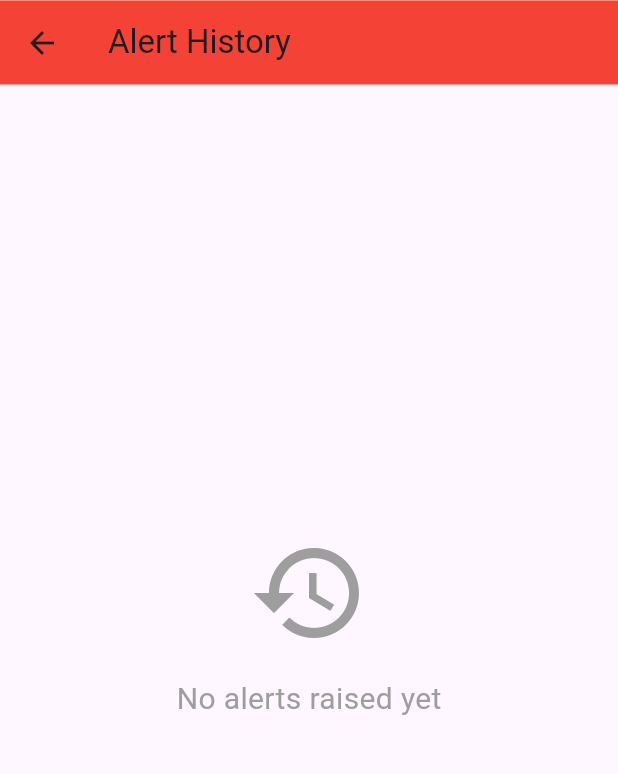
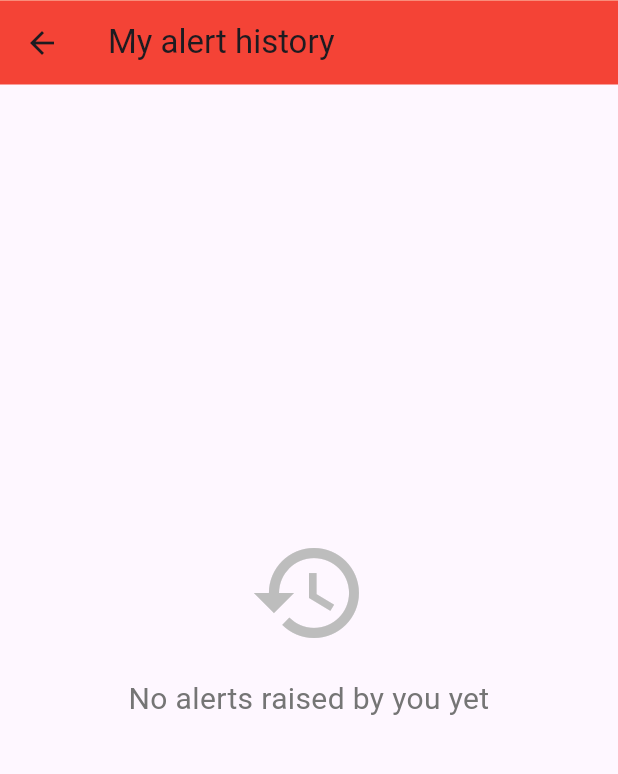
Before and after one commit to ronak-hub/SafeStayRapid-prototype, a Flutter app: the GuestHomeScreen screen opened directly, after a tap on the "history" icon, on a phone screen of 412 x 824 dp, the part 67-841 px from its top. Run offline on Flutter 3.47's test engine with Material 3 defaults, Android fonts, the phone set to English and light mode, and no system bars; our stand-ins replace cloud_firestore, firebase_auth, firebase_core, firebase_messaging, geolocator; accounts and stored records are empty.

Commit message:
Alert history: manager sees all alerts, guest sees own only
- AlertHistoryScreen(showAllAlerts) with scoped queries and richer rows
- Manager app bar history icon opens all-venue history (limit 500)
- Firestore index: raisedBy + timestamp for guest history query

Co-authored-by: Cursor <cursoragent@cursor.com>

```diff
--- a/lib/screens/alert_history_screen.dart
+++ b/lib/screens/alert_history_screen.dart
@@ -2,8 +2,15 @@ import 'package:cloud_firestore/cloud_firestore.dart';
 import 'package:firebase_auth/firebase_auth.dart';
 import 'package:flutter/material.dart';
 
+/// Guest/customer: [showAllAlerts] is false — only alerts raised by this user.
+/// Manager: [showAllAlerts] is true — entire venue alert history (newest first).
 class AlertHistoryScreen extends StatelessWidget {
-  const AlertHistoryScreen({super.key});
+  const AlertHistoryScreen({
+    super.key,
+    this.showAllAlerts = false,
+  });
+
+  final bool showAllAlerts;
 
   @override
   Widget build(BuildContext context) {
@@ -11,25 +18,65 @@ class AlertHistoryScreen extends StatelessWidget {
 
     if (user == null) {
       return const Scaffold(
-        body: Center(child: Text("Please log in to see history")),
+        body: Center(child: Text('Please log in to see history')),
       );
     }
 
-    return Scaffold(
-      appBar: AppBar(
-        title: const Text("Alert History"),
-        backgroundColor: Colors.red,
-      ),
-      body: StreamBuilder<QuerySnapshot>(
+    if (!showAllAlerts) {
+      return _HistoryScaffold(
+        title: 'My alert history',
         stream: FirebaseFirestore.instance
             .collection('alerts')
             .where('raisedBy', isEqualTo: user.uid)
             .orderBy('timestamp', descending: true)
             .snapshots(),
+        showRaiser: false,
+      );
+    }
+
+    return _HistoryScaffold(
+      title: 'All alert history',
+      stream: FirebaseFirestore.instance
+          .collection('alerts')
+          .orderBy('timestamp', descending: true)
+          .limit(500)
+          .snapshots(),
+      showRaiser: true,
+    );
+  }
+}
+
+class _HistoryScaffold extends StatelessWidget {
+  const _HistoryScaffold({
+    required this.title,
+    required this.stream,
+    required this.showRaiser,
+  });
+
+  final String title;
+  final Stream<QuerySnapshot<Map<String, dynamic>>> stream;
+  final bool showRaiser;
+
+  @override
+  Widget build(BuildContext context) {
+    return Scaffold(
+      appBar: AppBar(
+        title: Text(title),
+        backgroundColor: Colors.red,
+      ),
+      body: StreamBuilder<QuerySnapshot<Map<String, dynamic>>>(
+        stream: stream,
         builder: (context, snapshot) {
           if (snapshot.hasError) {
             return Center(
-              child: Text("Error: ${snapshot.error}"),
+              child: Padding(
+                padding: const EdgeInsets.all(24),
+                child: Text(
+                  'Error: ${snapshot.error}\n'
+                  'If this mentions an index, deploy Firestore indexes.',
+                  textAlign: TextAlign.center,
+                ),
+              ),
             );
           }
 
@@ -38,15 +85,16 @@ class AlertHistoryScreen extends StatelessWidget {
           }
 
           if (!snapshot.hasData || snapshot.data!.docs.isEmpty) {
-            return const Center(
+            return Center(
               child: Column(
                 mainAxisAlignment: MainAxisAlignment.center,
                 children: [
-                  Icon(Icons.history, size: 80, color: Colors.grey),
-                  SizedBox(height: 16),
+                  Icon(Icons.history, size: 80, color: Colors.grey.shade400),
+                  const SizedBox(height: 16),
                   Text(
-                    "No alerts raised yet",
-                    style: TextStyle(fontSize: 20, color: Colors.grey),
+                    showRaiser ? 'No alerts in history yet' : 'No alerts raised by you yet',
+                    style: TextStyle(fontSize: 20, color: Colors.grey.shade600),
+                    textAlign: TextAlign.center,
                   ),
                 ],
               ),
@@ -59,31 +107,43 @@ class AlertHistoryScreen extends StatelessWidget {
             padding: const EdgeInsets.all(12),
             itemCount: alerts.length,
             itemBuilder: (context, index) {
-              final data = alerts[index].data() as Map<String, dynamic>;
+              final data = alerts[index].data();
               final type = data['type'] ?? 'UNKNOWN';
               final timestamp = (data['timestamp'] as Timestamp?)?.toDate();
               final timeStr = timestamp != null
-                  ? "${timestamp.hour}:${timestamp.minute.toString().padLeft(2, '0')} • ${timestamp.day}/${timestamp.month}/${timestamp.year}"
+                  ? '${timestamp.hour}:${timestamp.minute.toString().padLeft(2, '0')} • '
+                      '${timestamp.day}/${timestamp.month}/${timestamp.year}'
                   : 'Just now';
               final location = data['location'] ?? 'Not specified';
-              final status = data['status'] ?? 'active';
+              final status = (data['status'] ?? 'active').toString();
+              final email = data['raisedByEmail'] ?? 'Unknown';
+              final userType = data['userType'] ?? '';
+
+              final subtitle = StringBuffer('Time: $timeStr\nLocation: $location');
+              if (showRaiser) {
+                subtitle.write('\nRaised by: $email');
+                if (userType.toString().isNotEmpty) {
+                  subtitle.write(' ($userType)');
+                }
+              }
 
               return Card(
                 margin: const EdgeInsets.only(bottom: 12),
                 elevation: 2,
                 shape: RoundedRectangleBorder(borderRadius: BorderRadius.circular(12)),
                 child: ListTile(
+                  isThreeLine: showRaiser,
                   leading: Icon(
                     Icons.warning_amber_rounded,
                     color: status == 'active' ? Colors.red : Colors.green,
                     size: 40,
                   ),
                   title: Text(
-                    "$type Alert",
+                    '$type Alert',
                     style: const TextStyle(fontWeight: FontWeight.bold),
                   ),
                   subtitle: Text(
-                    "Time: $timeStr\nLocation: $location",
+                    subtitle.toString(),
                     style: const TextStyle(fontSize: 14),
                   ),
                   trailing: Chip(
@@ -92,6 +152,7 @@ class AlertHistoryScreen extends StatelessWidget {
                       style: TextStyle(
                         color: status == 'active' ? Colors.red : Colors.green,
                         fontWeight: FontWeight.bold,
+                        fontSize: 11,
                       ),
                     ),
                     backgroundColor: status == 'active' ? Colors.red[50] : Colors.green[50],
--- a/lib/screens/guest_home_screen.dart
+++ b/lib/screens/guest_home_screen.dart
@@ -104,6 +104,7 @@ class _GuestHomeScreenState extends State<GuestHomeScreen> {
         actions: [
           IconButton(
             icon: const Icon(Icons.history),
+            tooltip: 'My alert history',
             onPressed: () {
               Navigator.push(
                 context,
```
Also changed, not shown: firestore.indexes.json (+8 -0 lines), lib/screens/manager_home_screen.dart (+13 -0 lines).
